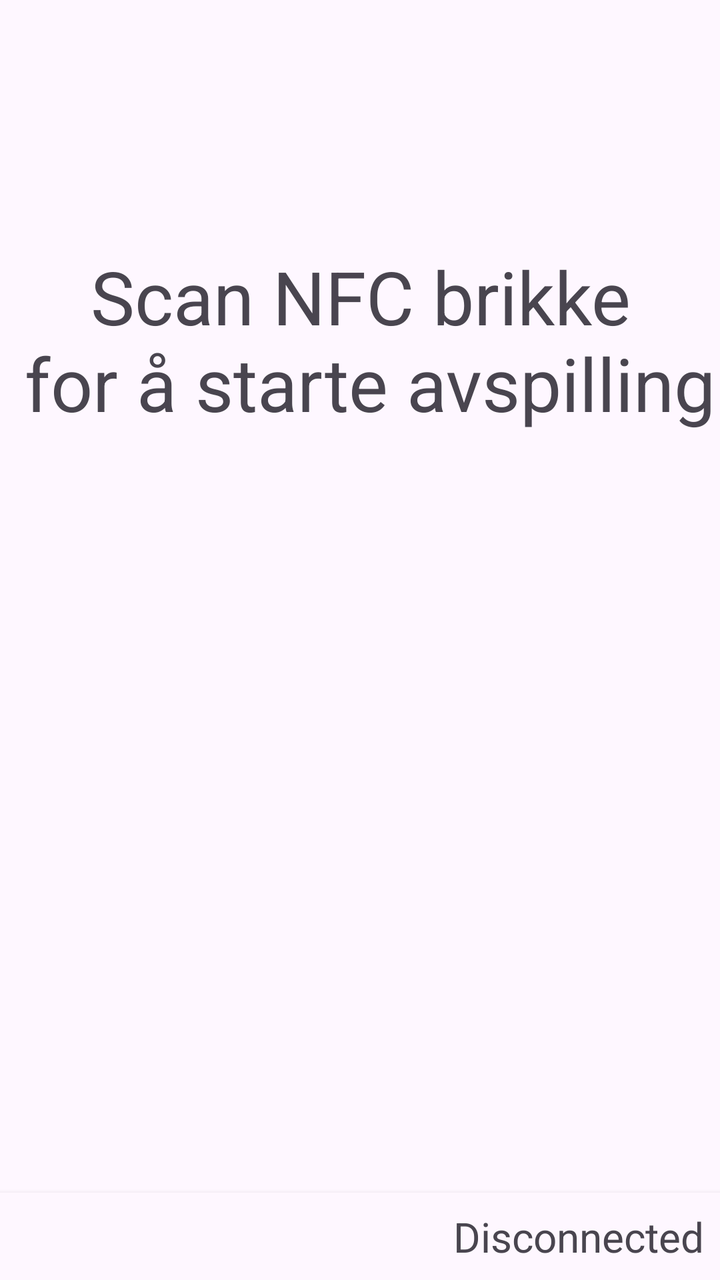
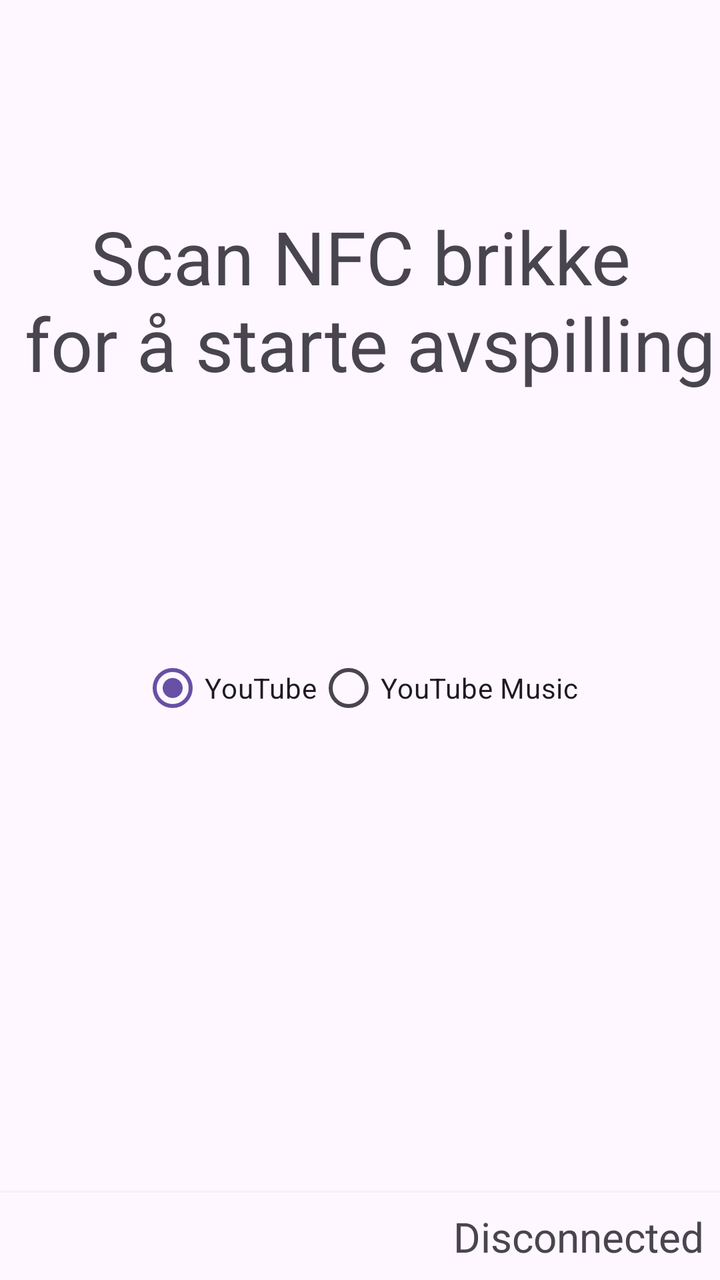

Two renders of the same Android screen: before a commit and after it. Below are the layout's source before the change and the commit's diff.
<!-- AndroidManifest.xml: application theme Theme.NFCAssistant -->
<!-- res/layout/activity_main.xml -->
<?xml version="1.0" encoding="utf-8"?>
<androidx.constraintlayout.widget.ConstraintLayout xmlns:android="http://schemas.android.com/apk/res/android"
    xmlns:app="http://schemas.android.com/apk/res-auto"
    xmlns:tools="http://schemas.android.com/tools"
    android:id="@+id/main"
    android:layout_width="match_parent"
    android:layout_height="match_parent"
    android:fitsSystemWindows="true"
    tools:context=".MainActivity">

    <LinearLayout
        android:layout_width="match_parent"
        android:layout_height="0dp"
        android:orientation="vertical"
        app:layout_constraintTop_toTopOf="parent"
        app:layout_constraintBottom_toTopOf="@id/text_status"
        app:layout_constraintStart_toStartOf="parent"
        app:layout_constraintEnd_toEndOf="parent">

        <RadioGroup
            android:id="@+id/radio_play_type"
            android:layout_width="wrap_content"
            android:layout_height="wrap_content"
            android:layout_gravity="center_horizontal"
            android:layout_marginTop="20dp"
            android:checkedButton="@+id/radio_play_music">

        </RadioGroup>

        <TextView
            android:layout_width="wrap_content"
            android:layout_height="300dp"
            android:layout_gravity="center"
            android:gravity="center"
            android:textSize="18pt"
            android:text="Scan NFC brikke\n for å starte avspilling" />

    </LinearLayout>

    <TextView
        android:id="@+id/text_status"
        android:layout_width="match_parent"
        android:layout_height="wrap_content"
        android:padding="8dp"
        android:background="?android:attr/windowBackground"
        android:elevation="4dp"
        android:gravity="end"
        android:textSize="10pt"
        android:text="Disconnected"
        app:layout_constraintBottom_toBottomOf="parent"
        app:layout_constraintStart_toStartOf="parent"
        app:layout_constraintEnd_toEndOf="parent" />

</androidx.constraintlayout.widget.ConstraintLayout>
<!-- resources referenced by this layout -->
<resources>
  <style name="Theme.NFCAssistant" parent="Base.Theme.NFCAssistant" />
  <style name="Base.Theme.NFCAssistant" parent="Theme.Material3.DayNight.NoActionBar">
          
          
      </style>
</resources>

<!-- the commit's change to res/layout/activity_main.xml (unified diff, before → after) -->
@@ -17,16 +17,6 @@
         app:layout_constraintStart_toStartOf="parent"
         app:layout_constraintEnd_toEndOf="parent">
 
-        <RadioGroup
-            android:id="@+id/radio_play_type"
-            android:layout_width="wrap_content"
-            android:layout_height="wrap_content"
-            android:layout_gravity="center_horizontal"
-            android:layout_marginTop="20dp"
-            android:checkedButton="@+id/radio_play_music">
-
-        </RadioGroup>
-
         <TextView
             android:layout_width="wrap_content"
             android:layout_height="300dp"
@@ -34,6 +24,29 @@
             android:gravity="center"
             android:textSize="18pt"
             android:text="Scan NFC brikke\n for å starte avspilling" />
+
+        <RadioGroup
+            android:id="@+id/radio_play_type"
+            android:layout_width="wrap_content"
+            android:layout_height="wrap_content"
+            android:layout_gravity="center_horizontal"
+            android:layout_marginTop="20dp"
+            android:orientation="horizontal">
+
+            <RadioButton
+                android:id="@+id/radio_youtube"
+                android:layout_width="wrap_content"
+                android:layout_height="wrap_content"
+                android:text="YouTube"
+                android:checked="true" />
+
+            <RadioButton
+                android:id="@+id/radio_youtube_music"
+                android:layout_width="wrap_content"
+                android:layout_height="wrap_content"
+                android:text="YouTube Music" />
+
+        </RadioGroup>
 
     </LinearLayout>
 
